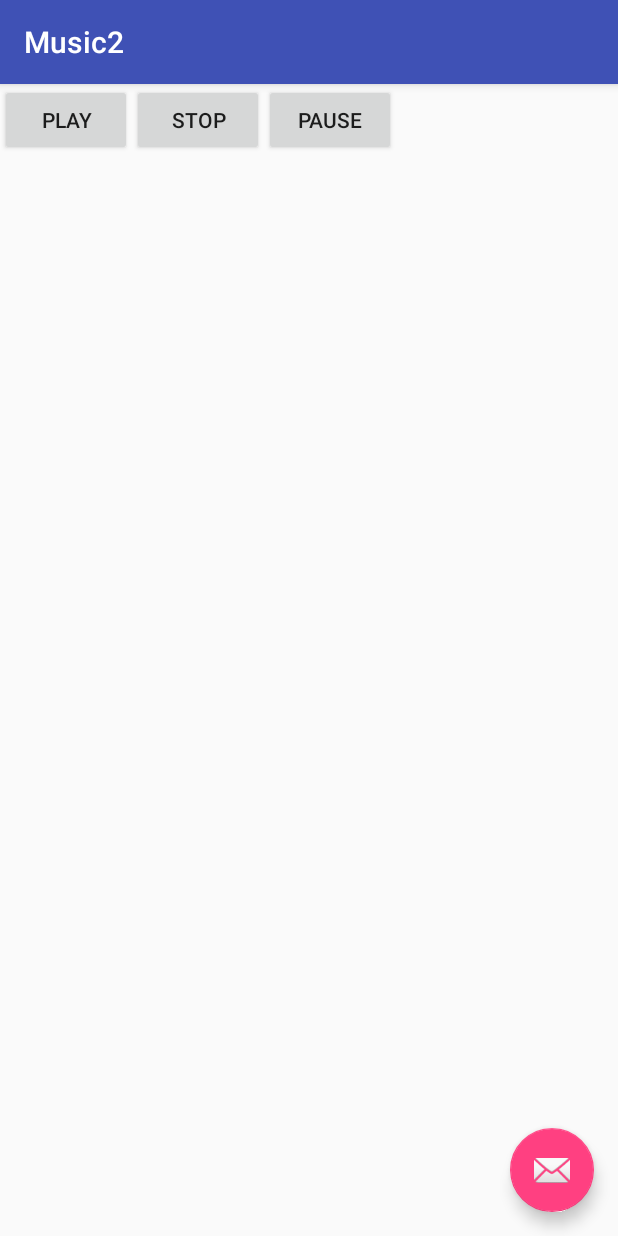
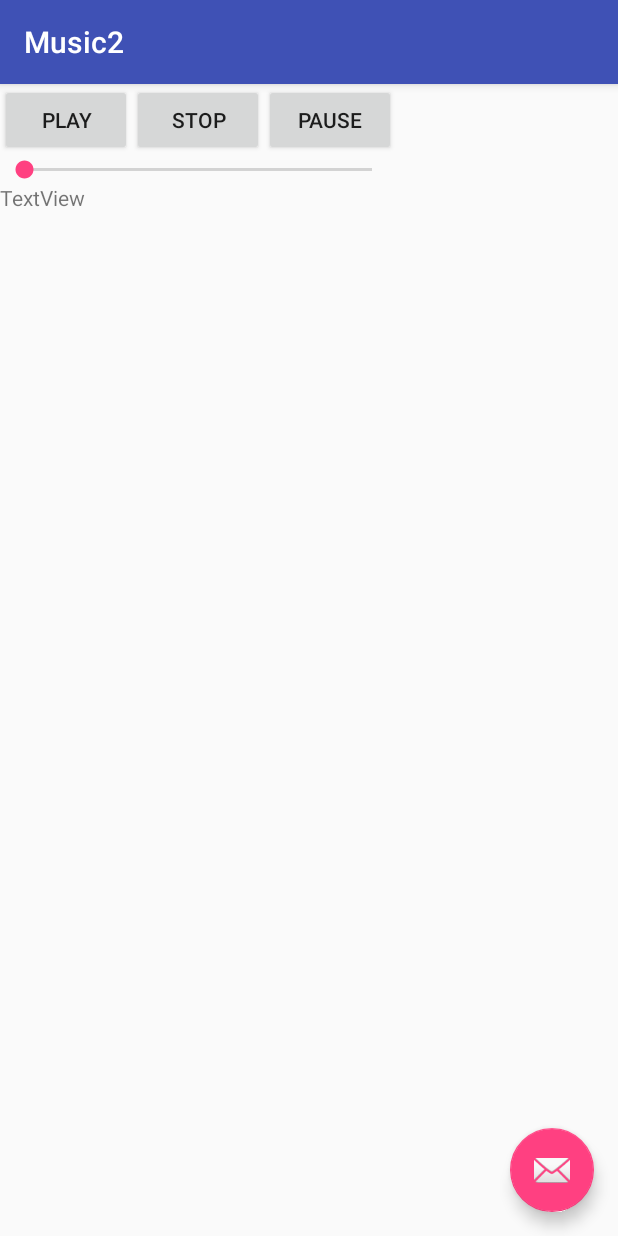
Before and after one commit to Kilon0821/Music_Project, an Android app: the Music2 screen opened directly, with no data from a screen before it, on a phone screen of 412 x 824 dp. Run offline under Robolectric (Android 15) with nearby library versions, the phone set to English and light mode, and no system bars.

Commit message:
調音量

```diff
--- a/app/src/main/java/com/example/kiang/adroid_projrct/Music2.java
+++ b/app/src/main/java/com/example/kiang/adroid_projrct/Music2.java
@@ -1,5 +1,6 @@
 package com.example.kiang.adroid_projrct;
 
+import android.media.AudioManager;
 import android.media.MediaPlayer;
 import android.os.Bundle;
 import android.support.design.widget.FloatingActionButton;
@@ -8,10 +9,13 @@ import android.support.v7.app.AppCompatActivity;
 import android.support.v7.widget.Toolbar;
 import android.view.View;
 import android.widget.Button;
+import android.widget.SeekBar;
+import android.widget.TextView;
 
 public class Music2 extends AppCompatActivity {
 
     private MediaPlayer player;
+    SeekBar seekBar2;
     Button music2_start,music2_pause,music2_stop;
 
     @Override
@@ -61,6 +65,32 @@ public class Music2 extends AppCompatActivity {
         }
     });
 
+
+        final AudioManager audioManager=(AudioManager)getSystemService(AUDIO_SERVICE);
+        int max=audioManager.getStreamMaxVolume(AudioManager.STREAM_MUSIC);
+        final int currentVolume=audioManager.getStreamVolume(AudioManager.STREAM_MUSIC);
+
+        seekBar2=(SeekBar)findViewById(R.id.SB2);
+        seekBar2.setMax(max);
+        seekBar2.setProgress(currentVolume);
+
+        seekBar2.setOnSeekBarChangeListener(new SeekBar.OnSeekBarChangeListener() {
+            @Override
+            public void onProgressChanged(SeekBar seekBar, int progress, boolean fromUser) {
+                audioManager.setStreamVolume(AudioManager.STREAM_MUSIC,progress,0);
+            }
+
+            @Override
+            public void onStartTrackingTouch(SeekBar seekBar2) {
+
+            }
+
+            @Override
+            public void onStopTrackingTouch(SeekBar seekBar2) {
+
+            }
+
+        });
 }
 
     public void onResume(){
--- a/app/src/main/res/layout/content_music2.xml
+++ b/app/src/main/res/layout/content_music2.xml
@@ -7,12 +7,20 @@
     app:layout_behavior="@string/appbar_scrolling_view_behavior"
     tools:context="com.example.kiang.adroid_projrct.Music2"
     tools:showIn="@layout/activity_music2">
+
     <LinearLayout
-        android:layout_width="0dp"
-        android:layout_height="495dp"
+        android:layout_width="wrap_content"
+        android:layout_height="wrap_content"
+        android:orientation="vertical"
+        tools:layout_editor_absoluteX="8dp"
+        tools:layout_editor_absoluteY="8dp">
+
+        <LinearLayout
+            android:layout_width="match_parent"
+            android:layout_height="match_parent"
             android:orientation="horizontal"
-        tools:layout_editor_absoluteY="8dp"
-        tools:layout_editor_absoluteX="8dp">
+            tools:layout_editor_absoluteX="8dp"
+            tools:layout_editor_absoluteY="8dp">
 
             <Button
                 android:id="@+id/music2_btn_start"
@@ -42,4 +50,21 @@
                 tools:layout_editor_absoluteY="64dp" />
 
         </LinearLayout>
+
+        <SeekBar
+            android:id="@+id/SB2"
+            android:layout_width="match_parent"
+            android:layout_height="wrap_content"
+            android:layout_weight="1"
+            tools:layout_editor_absoluteX="0dp"
+            tools:layout_editor_absoluteY="56dp" />
+
+        <TextView
+            android:id="@+id/textView3"
+            android:layout_width="match_parent"
+            android:layout_height="wrap_content"
+            android:text="TextView" />
+    </LinearLayout>
+
+
 </android.support.constraint.ConstraintLayout>
```
Lines whose indentation alone changed are shown as unchanged.
